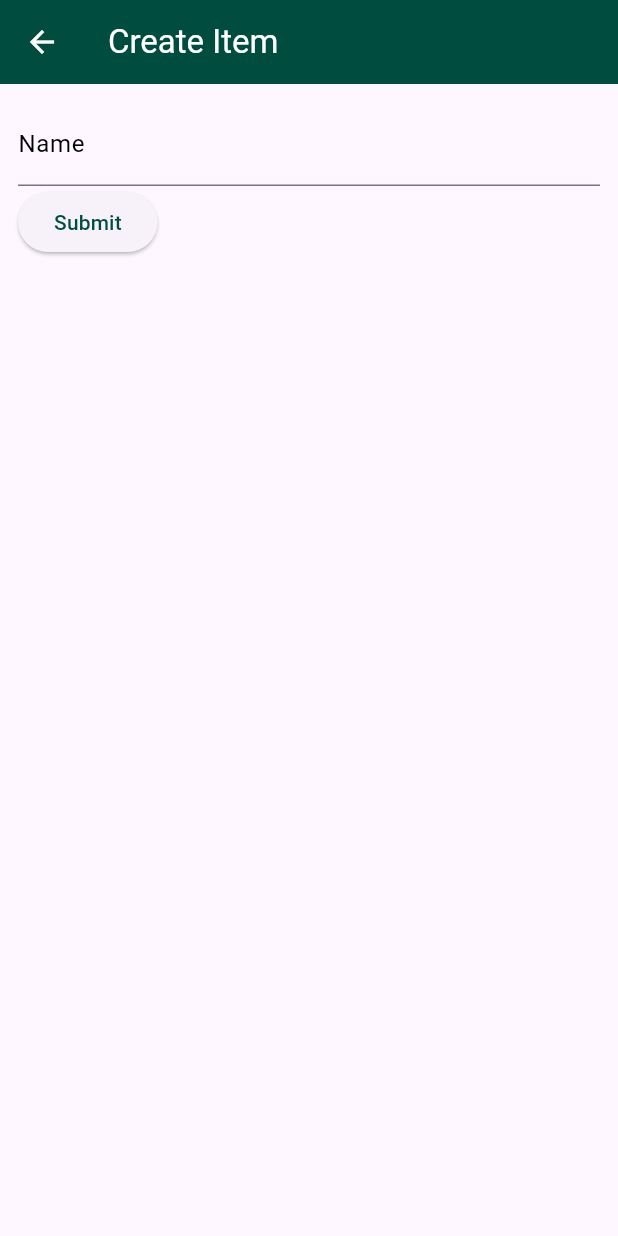
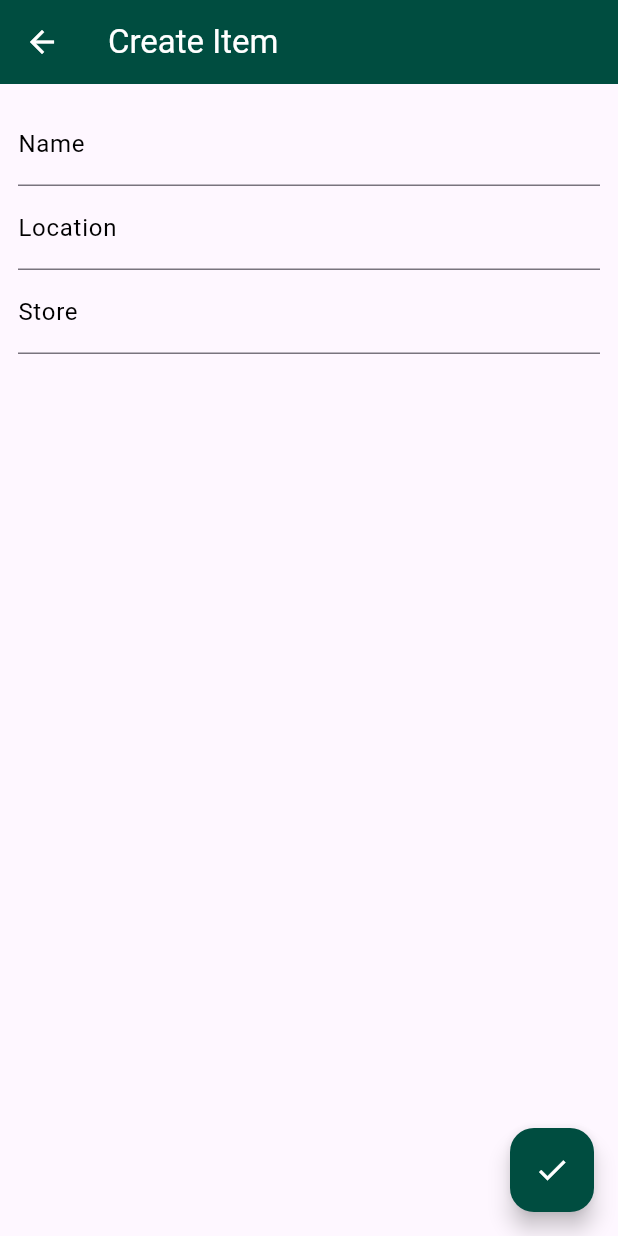
Before and after one commit to Casparbo/ShoppingApp, a Flutter app: the screen it shows after launch, after a tap on the "add" icon, on a phone screen of 412 x 824 dp. Run offline on Flutter 3.47's test engine with Material 3 defaults, Android fonts, the phone set to English and light mode, and no system bars.

Commit message:
item creation works now

```diff
--- a/lib/view/create_item.dart
+++ b/lib/view/create_item.dart
@@ -1,12 +1,17 @@
 import 'package:flutter/material.dart';
+import 'package:shopping_app/model/item.dart';
 
 class CreateItem extends StatefulWidget {
 	final Color themeColor;
+	final Function(Item item) addItem;
 
 	const CreateItem({
 		super.key,
 		required this.themeColor,
+		this.addItem = _defaultAddItem
 	});
+
+	static void _defaultAddItem(Item item) {}
 
   @override
   State<CreateItem> createState() => _CreateItemState();
@@ -14,6 +19,7 @@ class CreateItem extends StatefulWidget {
 
 class _CreateItemState extends State<CreateItem> {
 	final GlobalKey<FormState> _formKey = GlobalKey<FormState>();
+	Map<String, String> fields = {"Name":"", "Location": "", "Store": ""};
 
 	@override
 	Widget build(BuildContext context) {
@@ -28,15 +34,15 @@ class _CreateItemState extends State<CreateItem> {
 				padding: const EdgeInsets.all(12),
 				child: Form(
 					key: _formKey,
-					child: Column(
-						crossAxisAlignment: CrossAxisAlignment.start,
-						children: [
-							TextFormField(
-								decoration: const InputDecoration(
-									border: UnderlineInputBorder(),
-									focusedBorder: UnderlineInputBorder(borderSide: BorderSide(color: Colors.black)),
-									labelText: "Name",
-									labelStyle: TextStyle(color: Colors.black)
+					child: ListView.builder(
+						itemCount: fields.length,
+						itemBuilder: (BuildContext context, int index) {
+							return TextFormField(
+								decoration: InputDecoration(
+									border: const UnderlineInputBorder(),
+									focusedBorder: const UnderlineInputBorder(borderSide: BorderSide(color: Colors.black)),
+									labelText: fields.keys.elementAt(index),
+									labelStyle: const TextStyle(color: Colors.black)
 								),
 								validator: (String? value) {
 									if(value == null || value.isEmpty) {
@@ -44,19 +50,26 @@ class _CreateItemState extends State<CreateItem> {
 									}
 									return null;
 								},
-							),
-							ElevatedButton(
-								child: Text("Submit", style: TextStyle(color: widget.themeColor),),
-								onPressed: () {
-									if(_formKey.currentState!.validate()) {
-										// Process Data
-									}
+								onChanged: (value) {
+									fields[fields.keys.elementAt(index)] = value;
 								},
-							)
-						],
+							);
+						},
 					),
 				),
-			)
+			),
+			floatingActionButton: FloatingActionButton(
+				onPressed: () {
+					if(_formKey.currentState!.validate()) {
+						Item item = Item(name: fields["Name"]!, store: fields["Store"]!, location: fields["Location"]!);
+						widget.addItem(item);
+						Navigator.pop(context);
+					}
+				},
+				foregroundColor: Colors.white,
+		        backgroundColor: widget.themeColor,
+		        child: const Icon(Icons.check),
+			),
 		);
 	}
 }
--- a/lib/view/home.dart
+++ b/lib/view/home.dart
@@ -46,6 +46,14 @@ class _MyHomePageState extends State<MyHomePage> with TickerProviderStateMixin{
   void setItemStocked(Item item, bool value) {
     setState(() {
       item.stocked = value;
+    });
+    storage.writeItems(items);
+  }
+
+  void addItem(Item item) {
+    setState(() {
+      items.add(item);
+      loadStoresLocations();
     });
     storage.writeItems(items);
   }
@@ -153,7 +161,7 @@ class _MyHomePageState extends State<MyHomePage> with TickerProviderStateMixin{
         onPressed: () {
           Navigator.push(
             context,
-            MaterialPageRoute(builder: (context) => CreateItem(themeColor: themeColor,)),
+            MaterialPageRoute(builder: (context) => CreateItem(themeColor: themeColor, addItem: addItem,)),
           );
         },
         foregroundColor: Colors.white,
```
